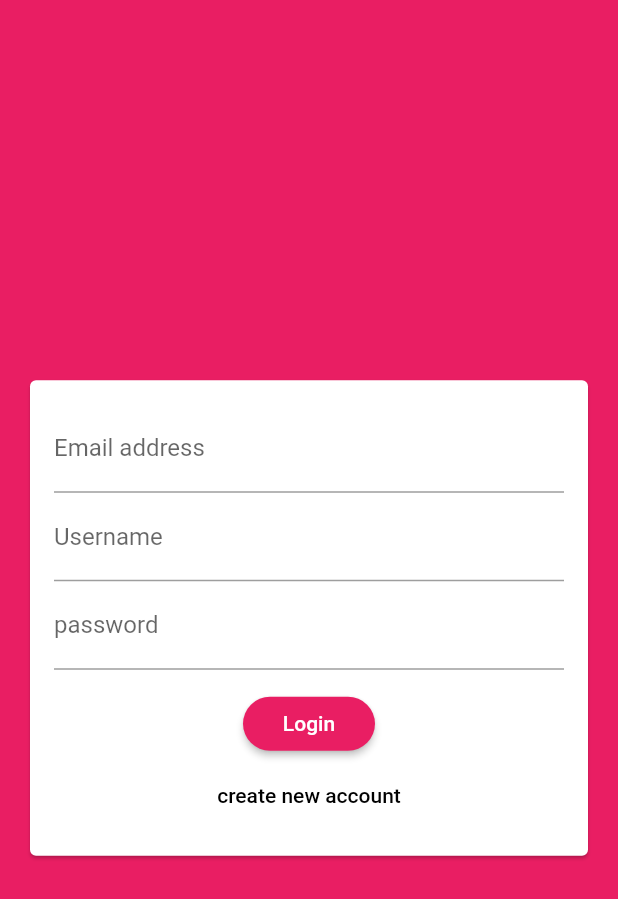
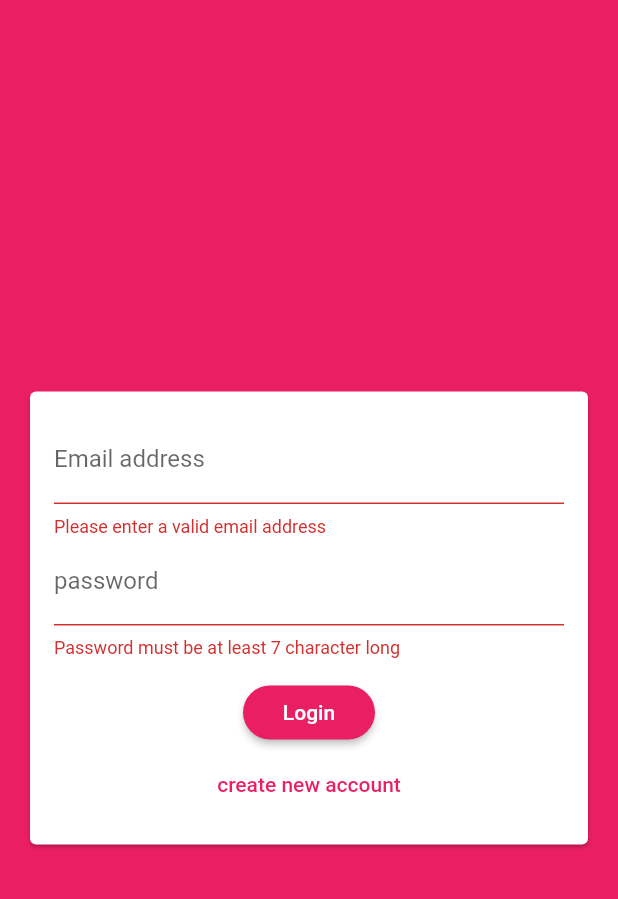
Before and after one commit to absolute-nil/flutter-chat-app, a Flutter app: the screen it shows after launch, after a tap on "Login", on a phone screen of 412 x 824 dp. Shown: the top 899 px of the screen. Run offline on Flutter 3.47's test engine with Material 2 defaults, Android fonts, the phone set to English and light mode, and no system bars; our stand-ins replace cloud_firestore; accounts and stored records are empty.

Commit message:
create auth_form

```diff
--- a/lib/widgets/auth/auth_form.dart
+++ b/lib/widgets/auth/auth_form.dart
@@ -6,42 +6,108 @@ class AuthForm extends StatefulWidget {
 }
 
 class _AuthFormState extends State<AuthForm> {
+  final GlobalKey<FormState> _formKey = GlobalKey<FormState>();
+  var _isLogin = true;
+  String _userEmail = '';
+  String _userName = '';
+  String _userPassword = '';
+
+  void _trySubmit() {
+    final isValid = _formKey.currentState.validate();
+    // changes the focus (it will collapse the keyboard)
+    FocusScope.of(context).unfocus();
+
+    if (isValid) {
+      // this will set the values of the variables
+      _formKey.currentState.save();
+
+      print(_userEmail);
+      print(_userName);
+      print(_userPassword);
+    }
+  }
+
   @override
   Widget build(BuildContext context) {
     return Center(
       child: Card(
         margin: EdgeInsets.all(20),
         child: SingleChildScrollView(
-          child: Padding(padding: EdgeInsets.all(16),
-            child: Form(child: Form(
+          child: Padding(
+            padding: EdgeInsets.all(16),
+            child: Form(
+              key: _formKey,
               child: Column(
                 mainAxisSize: MainAxisSize.min,
                 children: [
                   TextFormField(
+                    key: ValueKey('email'),
+                    validator: (value) {
+                      if (value.isEmpty || !value.contains('@')) {
+                        return 'Please enter a valid email address';
+                      }
+                      return null;
+                    },
                     keyboardType: TextInputType.emailAddress,
-                    decoration: InputDecoration(
-                      labelText: 'Email address'
+                    decoration: InputDecoration(labelText: 'Email address'),
+                    onSaved: (value) {
+                      _userEmail = value;
+                    },
+                  ),
+                  if (!_isLogin)
+                    TextFormField(
+                      key: ValueKey('username'),
+                      validator: (value) {
+                        if (value.isEmpty || value.length < 4) {
+                          return 'please enter atleast 4 characters';
+                        }
+                        return null;
+                      },
+                      decoration: InputDecoration(labelText: 'Username'),
+                      onSaved: (value) {
+                        _userName = value;
+                      },
                     ),
+                  TextFormField(
+                    key: ValueKey('password'),
+                    validator: (value) {
+                      if (value.isEmpty || value.length < 7) {
+                        return 'Password must be at least 7 character long';
+                      }
+                      return null;
+                    },
+                    decoration: InputDecoration(labelText: 'password'),
+                    obscureText: true,
+                    onSaved: (value) {
+                      _userPassword = value;
+                    },
                   ),
-                  TextFormField(
-                    decoration: InputDecoration(
-                      labelText: 'Username'
-                    ),
+                  SizedBox(
+                    height: 12,
                   ),
-                  TextFormField(
-                    decoration: InputDecoration(
-                      labelText: 'password'
-                    ),
-                    obscureText: true,
-                  ),
-                  SizedBox(height: 12,),
-                  RaisedButton(child: Text('Login'), onPressed: (){}),
-                  FlatButton(onPressed: (){}, child: Text('create new account'))
+                  RaisedButton(
+                      child: Text(
+                        _isLogin ? 'Login' : 'Signup',
+                      ),
+                      onPressed: _trySubmit),
+                  FlatButton(
+                    textColor: Theme.of(context).primaryColor,
+                    child: Text(_isLogin
+                        ? 'create new account'
+                        : 'I already have an account'),
+                    onPressed: () {
+                      print(_isLogin);
+                      setState(() {
+                        _isLogin = !_isLogin;
+                      });
+                      print(_isLogin);
+                    },
+                  )
                 ],
               ),
-            ),),)
-
-          ,),
+            ),
+          ),
+        ),
       ),
     );
   }
```
